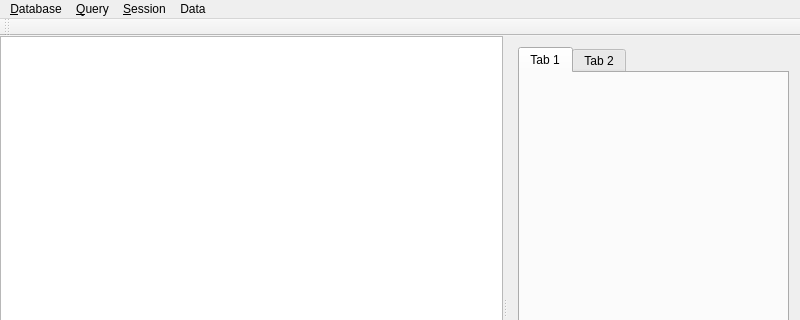
This is mainwindow.ui in mugiseyebrows/mugi-query as Qt 5 draws it before an edit; both pictures show x 0 to 800 and y 0 to 320 of the 800 by 600 pixel window. The edited form follows.
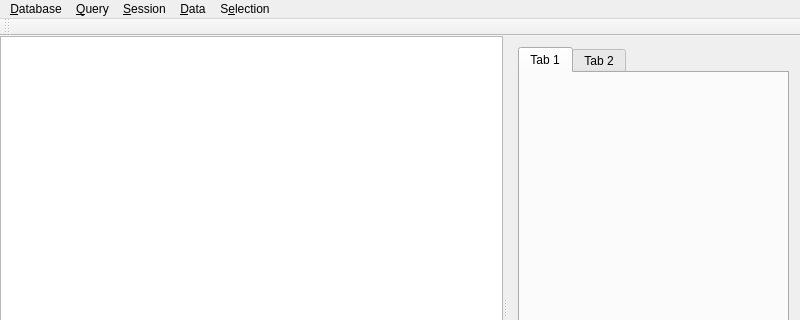
This is the edited form.

What changed in the file:
```diff
--- a/mainwindow.ui
+++ b/mainwindow.ui
@@ -68,7 +68,7 @@
      <x>0</x>
      <y>0</y>
      <width>800</width>
-     <height>20</height>
+     <height>22</height>
     </rect>
    </property>
    <widget class="QMenu" name="menuDatabase">
@@ -80,7 +80,7 @@
     <addaction name="removeDatabase"/>
     <addaction name="databaseHistory"/>
    </widget>
-   <widget class="QMenu" name="menuData">
+   <widget class="QMenu" name="menuQuery">
     <property name="title">
      <string>&amp;Query</string>
     </property>
@@ -88,24 +88,31 @@
     <addaction name="saveData"/>
     <addaction name="queryHelp"/>
    </widget>
-   <widget class="QMenu" name="menu_Session">
+   <widget class="QMenu" name="menuSession">
     <property name="title">
      <string>&amp;Session</string>
     </property>
     <addaction name="addSession"/>
     <addaction name="removeSession"/>
    </widget>
-   <widget class="QMenu" name="menuData_2">
+   <widget class="QMenu" name="menuData">
     <property name="title">
-     <string>Data</string>
+     <string>&amp;Data</string>
     </property>
     <addaction name="dataSave"/>
-    <addaction name="dataCopy"/>
+   </widget>
+   <widget class="QMenu" name="menuS_election">
+    <property name="title">
+     <string>S&amp;election</string>
+    </property>
+    <addaction name="selectionCopy"/>
+    <addaction name="selectionCopyAsList"/>
    </widget>
    <addaction name="menuDatabase"/>
+   <addaction name="menuQuery"/>
+   <addaction name="menuSession"/>
    <addaction name="menuData"/>
-   <addaction name="menu_Session"/>
-   <addaction name="menuData_2"/>
+   <addaction name="menuS_election"/>
   </widget>
   <widget class="QToolBar" name="mainToolBar">
    <attribute name="toolBarArea">
```
Left out of the diff: 37 changed lines with no effect on the pictures.
